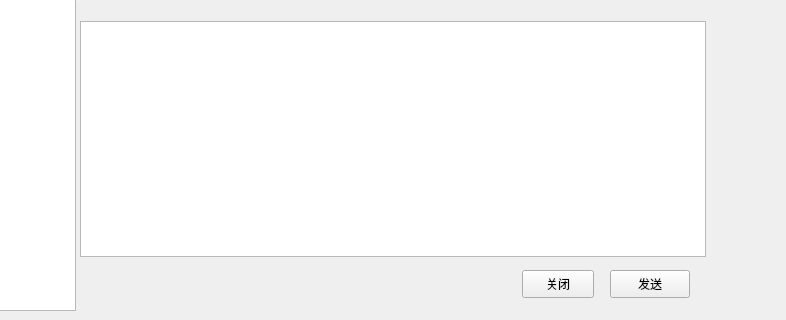
Before: the Qt Designer form ChatWidget.ui in NoHearting/MySelfQQ_v2, drawn with Qt 5; both pictures show x 179 to 965 and y 339 to 659 of the 1094 by 659 pixel window.
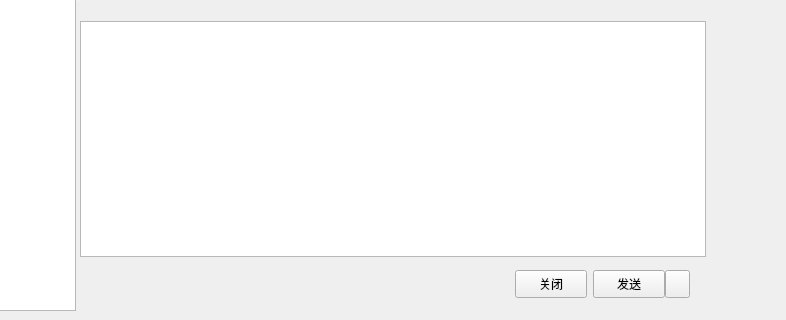
After: the same form once the commit is applied. The open tabs and pages were chosen to show the change. Icons and pictures are not drawn. Custom widgets are drawn as their Qt base class.

Diff of the .ui file:
```diff
--- a/ChatWidget.ui
+++ b/ChatWidget.ui
@@ -1238,7 +1238,7 @@
                             <number>0</number>
                            </property>
                            <item row="0" column="0">
-                            <widget class="QSplitter" name="splitter_3">
+                            <widget class="MySplitter" name="splitterContentGroup">
                              <property name="orientation">
                               <enum>Qt::Vertical</enum>
                              </property>
@@ -1748,9 +1748,19 @@
                                   <property name="bottomMargin">
                                    <number>13</number>
                                   </property>
-                                  <property name="horizontalSpacing">
-                                   <number>16</number>
-                                  </property>
+                                  <item row="0" column="0">
+                                   <spacer name="horizontalSpacer_6">
+                                    <property name="orientation">
+                                     <enum>Qt::Horizontal</enum>
+                                    </property>
+                                    <property name="sizeHint" stdset="0">
+                                     <size>
+                                      <width>40</width>
+                                      <height>20</height>
+                                     </size>
+                                    </property>
+                                   </spacer>
+                                  </item>
                                   <item row="0" column="1">
                                    <widget class="QPushButton" name="pushButtonCloseGroup">
                                     <property name="minimumSize">
@@ -1771,16 +1781,27 @@
                                    </widget>
                                   </item>
                                   <item row="0" column="2">
+                                   <layout class="QHBoxLayout" name="horizontalLayout_2">
+                                    <property name="spacing">
+                                     <number>0</number>
+                                    </property>
+                                    <item>
                                    <widget class="QPushButton" name="pushButtonSendGroup">
+                                      <property name="sizePolicy">
+                                       <sizepolicy hsizetype="Fixed" vsizetype="Fixed">
+                                        <horstretch>0</horstretch>
+                                        <verstretch>0</verstretch>
+                                       </sizepolicy>
+                                      </property>
                                     <property name="minimumSize">
                                      <size>
-                                      <width>0</width>
+                                        <width>72</width>
                                       <height>28</height>
                                      </size>
                                     </property>
                                     <property name="maximumSize">
                                      <size>
-                                      <width>16777215</width>
+                                        <width>72</width>
                                       <height>28</height>
                                      </size>
                                     </property>
@@ -1789,18 +1810,39 @@
                                     </property>
                                    </widget>
                                   </item>
-                                  <item row="0" column="0">
-                                   <spacer name="horizontalSpacer_6">
-                                    <property name="orientation">
-                                     <enum>Qt::Horizontal</enum>
-                                    </property>
-                                    <property name="sizeHint" stdset="0">
+                                    <item>
+                                     <widget class="QToolButton" name="toolButtonSendMenuGroup">
+                                      <property name="minimumSize">
+                                       <size>
+                                        <width>25</width>
+                                        <height>28</height>
+                                       </size>
+                                      </property>
+                                      <property name="maximumSize">
                                      <size>
-                                      <width>40</width>
+                                        <width>25</width>
+                                        <height>28</height>
+                                       </size>
+                                      </property>
+                                      <property name="text">
+                                       <string/>
+                                      </property>
+                                      <property name="icon">
+                                       <iconset resource="res.qrc">
+                                        <normaloff>:/chat/res/login/arrow-hover.png</normaloff>:/chat/res/login/arrow-hover.png</iconset>
+                                      </property>
+                                      <property name="iconSize">
+                                       <size>
+                                        <width>20</width>
                                       <height>20</height>
                                      </size>
                                     </property>
-                                   </spacer>
+                                      <property name="arrowType">
+                                       <enum>Qt::NoArrow</enum>
+                                      </property>
+                                     </widget>
+                                    </item>
+                                   </layout>
                                   </item>
                                  </layout>
                                 </widget>
```
Left out of the diff: 10 changed lines with no effect on the pictures. Lines whose indentation alone changed are shown as unchanged.
